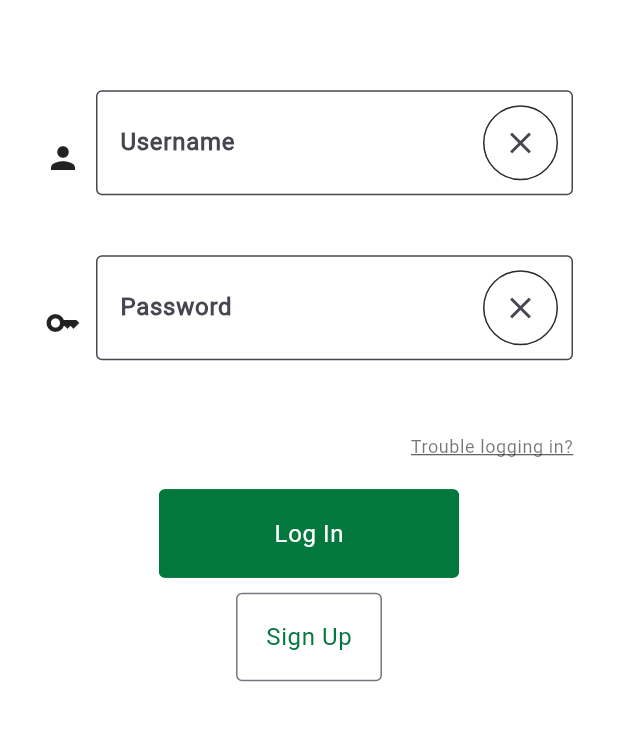
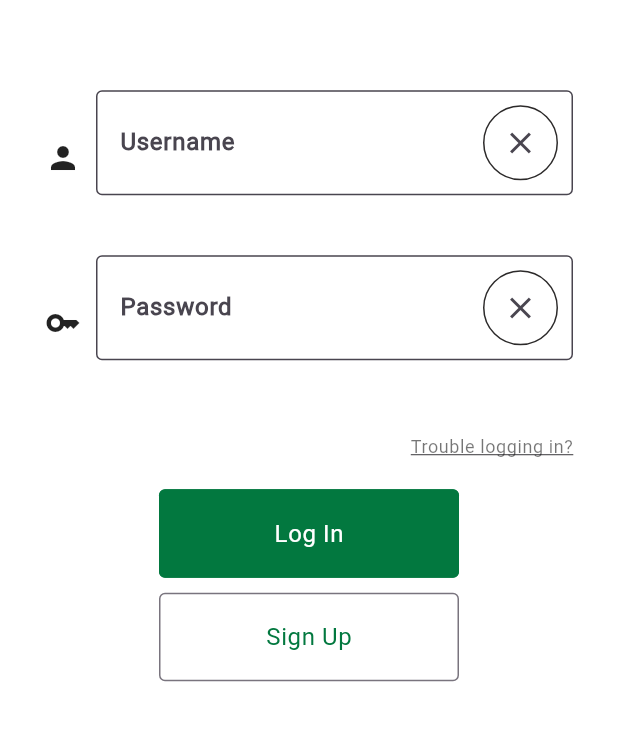
Before and after one commit to abi2501/car, a Flutter app: the screen it shows after launch, on a phone screen of 412 x 824 dp, the part 410-1151 px from its top. Run offline on Flutter 3.47's test engine with Material 3 defaults, Android fonts, the phone set to English and light mode, and no system bars.

Commit message:
Outline Button Change

```diff
--- a/lib/util/theme/custom_thems/theme_components.dart
+++ b/lib/util/theme/custom_thems/theme_components.dart
@@ -12,7 +12,6 @@ class TAppBarTheme {
     elevation: 0,
     centerTitle: false,
     iconTheme: IconThemeData(color: Colors.black, size: 24),
-
   );
 }
 
@@ -85,7 +84,7 @@ class TOutlinedButtonTheme {
       shape: RoundedRectangleBorder(
         borderRadius: BorderRadius.circular(4),
       ),
-      // minimumSize: const Size(200, 40),
+      minimumSize: const Size(200, 40),
       textStyle: const TextStyle(
           fontSize: 16,
           color: Colors.white,
```
